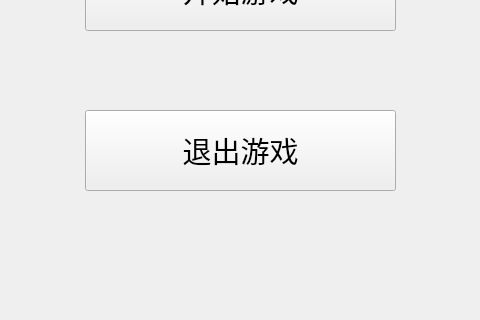
Old version of the form menu.ui in the repository a12387/QtTheSpire; both pictures show x 305 to 785 and y 290 to 610 of the 1080 by 720 pixel window.
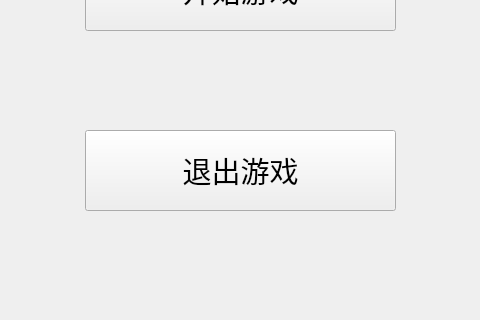
New version of the form. Icons and pictures are not drawn.

Diff of the .ui file:
```diff
--- a/menu.ui
+++ b/menu.ui
@@ -75,7 +75,7 @@
    <property name="geometry">
     <rect>
      <x>390</x>
-     <y>400</y>
+     <y>420</y>
      <width>311</width>
      <height>81</height>
     </rect>
@@ -84,9 +84,6 @@
     <font>
      <family>华文彩云</family>
      <pointsize>22</pointsize>
-     <italic>false</italic>
-     <bold>false</bold>
-     <kerning>true</kerning>
     </font>
    </property>
    <property name="styleSheet">
@@ -95,6 +92,12 @@
    <property name="text">
     <string>退出游戏</string>
    </property>
+   <property name="iconSize">
+    <size>
+     <width>20</width>
+     <height>20</height>
+    </size>
+   </property>
   </widget>
   <zorder>label_2</zorder>
   <zorder>label</zorder>
```
